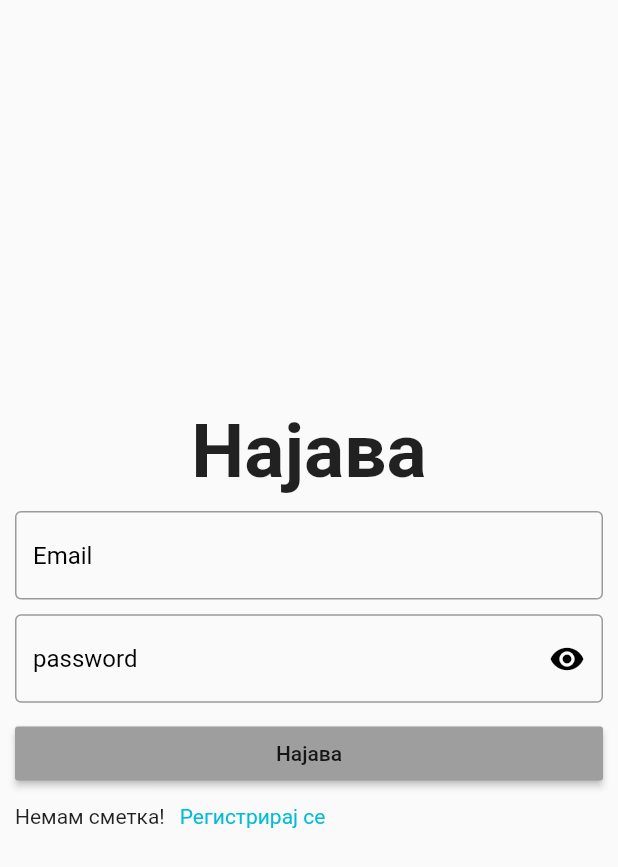
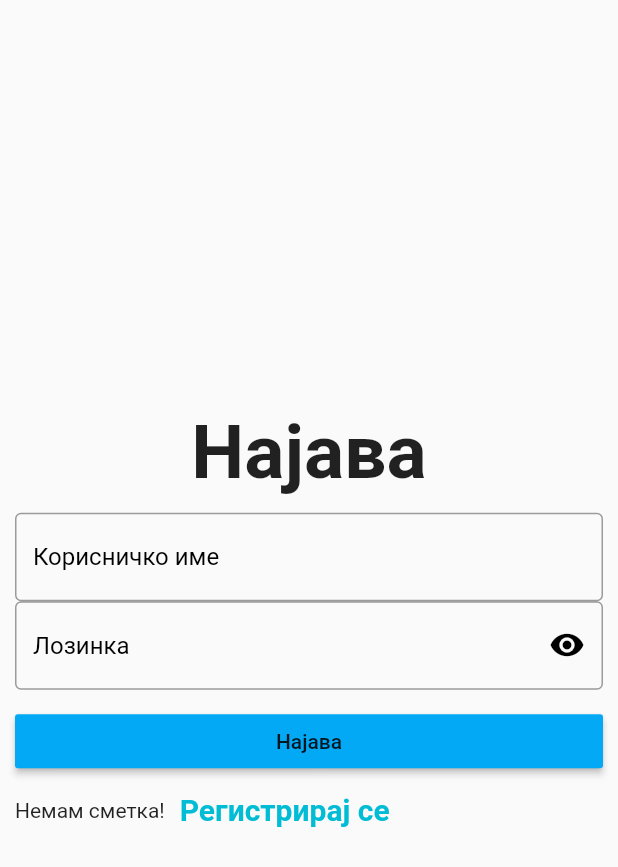
Before and after one commit to manevdusko/MIS-domasni, a Flutter app: the SignUp screen opened directly, after a tap on "Најава", on a phone screen of 412 x 824 dp. Shown: the top 867 px of the screen. Run offline on Flutter 3.47's test engine with Material 2 defaults, Android fonts, the phone set to English and light mode, and no system bars.

Commit message:
add widgets

```diff
--- a/e_commerce/lib/screens/login.dart
+++ b/e_commerce/lib/screens/login.dart
@@ -1,4 +1,8 @@
 import 'package:e_commerce/screens/sign_up.dart';
+import 'package:e_commerce/widgets/button.dart';
+import 'package:e_commerce/widgets/changescreen.dart';
+import 'package:e_commerce/widgets/mytextformfiels.dart';
+import 'package:e_commerce/widgets/passwordfield.dart';
 import 'package:flutter/cupertino.dart';
 import 'package:flutter/material.dart';
 
@@ -25,6 +29,30 @@ void validation() {
 bool obserText = true;
 
 class _LoginState extends State<Login> {
+  Widget _buildAllTextFormFIelds() {
+    return Container(
+      child: Column(
+        mainAxisAlignment: MainAxisAlignment.spaceEvenly,
+        children: [
+          MyTextFormField("Email", (value) {
+            if (value == "")
+              return "Внесете емаил!";
+            else if (!regExp.hasMatch(value!)) {
+              return "Невалидна емаил";
+            }
+            return "";
+          }),
+          PasswordField(true, () {
+            FocusScope.of(context).unfocus();
+            setState(() {
+              obserText = !obserText;
+            });
+          }),
+        ],
+      ),
+    );
+  }
+
   @override
   Widget build(BuildContext context) {
     return Scaffold(
@@ -48,75 +76,12 @@ class _LoginState extends State<Login> {
                         fontWeight: FontWeight.bold,
                       ),
                     ),
-                    TextFormField(
-                      validator: (value) {
-                        if (value == "")
-                          return "Внесете емаил!";
-                        else if (!regExp.hasMatch(value!)) {
-                          return "Невалидна емаил";
-                        }
-                        return "";
-                      },
-                      decoration: InputDecoration(
-                        border: OutlineInputBorder(),
-                        hintText: "Email",
-                        hintStyle: TextStyle(color: Colors.black),
-                      ),
-                    ),
-                    TextFormField(
-                      obscureText: obserText,
-                      validator: (value) {
-                        if (value == "") {
-                          return "Внеси лозинка!";
-                        } else if (value!.length < 8) {
-                          return "Лозинката е кратка";
-                        }
-                        return "";
-                      },
-                      decoration: InputDecoration(
-                        hintText: "password",
-                        border: OutlineInputBorder(),
-                        suffixIcon: GestureDetector(
-                            onTap: () {
-                              FocusScope.of(context).unfocus();
-                              setState(() {
-                                obserText = !obserText;
-                              });
-                            },
-                            child: Icon(
-                              obserText == true
-                                  ? Icons.visibility
-                                  : Icons.visibility_off,
-                              color: Colors.black,
-                            )),
-                        hintStyle: TextStyle(color: Colors.black),
-                      ),
-                    ),
-                    Container(
-                      width: double.infinity,
-                      child: RaisedButton(
-                          color: Colors.grey,
-                          child: Text("Најава"),
-                          onPressed: () {
-                            validation();
-                          }),
-                    ),
-                    Row(
-                      children: [
-                        Text("Немам сметка!"),
-                        SizedBox(
-                          width: 10,
-                        ),
-                        GestureDetector(
-                          child: Text("Регистрирај се",
-                              style: TextStyle(color: Colors.cyan)),
-                          onTap: () {
-                            Navigator.of(context).pushReplacement(
-                                MaterialPageRoute(builder: (ctx) => SignUp()));
-                          },
-                        )
-                      ],
-                    ),
+                    _buildAllTextFormFIelds(),
+                    Button("Најава", validation),
+                    ChangeScreen("Немам сметка!", "Регистрирај се", () {
+                      Navigator.of(context).pushReplacement(
+                          MaterialPageRoute(builder: (ctx) => SignUp()));
+                    }),
                   ],
                 ),
               )
--- a/e_commerce/lib/screens/sign_up.dart
+++ b/e_commerce/lib/screens/sign_up.dart
@@ -1,4 +1,8 @@
 import 'package:e_commerce/screens/login.dart';
+import 'package:e_commerce/widgets/button.dart';
+import 'package:e_commerce/widgets/changescreen.dart';
+import 'package:e_commerce/widgets/mytextformfiels.dart';
+import 'package:e_commerce/widgets/passwordfield.dart';
 import 'package:flutter/cupertino.dart';
 import 'package:flutter/material.dart';
 
@@ -10,7 +14,7 @@ class SignUp extends StatefulWidget {
 }
 
 final GlobalKey<FormState> _formKey = GlobalKey<FormState>();
-
+bool _obscure = true;
 String p =
     r'^(([^<>()[\]\\.,;:\s@\"]+(\.[^<>()[\]\\.,;:\s@\"]+)*)|(\".+\"))@((\[[0-9]{1,3}\.[0-9]{1,3}\.[0-9]{1,3}\.[0-9]{1,3}\])|(([a-zA-Z\-0-9]+\.)+[a-zA-Z]{2,}))$';
 
@@ -26,18 +30,49 @@ class _SignUpState extends State<SignUp> {
     }
   }
 
+  Widget _buildAllTextFormFIelds() {
+    return Container(
+      height: 300,
+      child: Column(
+        mainAxisAlignment: MainAxisAlignment.spaceEvenly,
+        children: [
+          MyTextFormField("Корисничко име", (value) {
+            if (value == "") {
+              return "Внеси корисничко име";
+            }
+            return "";
+          }),
+          MyTextFormField("email", (value) {
+            if (value == "")
+              return "Внесете емаил!";
+            else if (!regExp.hasMatch(value!)) {
+              return "Невалидна емаил";
+            }
+            return "";
+          }),
+          PasswordField(true, () {
+            FocusScope.of(context).unfocus();
+            setState(() {
+              obserText = !obserText;
+            });
+          })
+        ],
+      ),
+    );
+  }
+
   @override
   Widget build(BuildContext context) {
     return Scaffold(
-      resizeToAvoidBottomInset: false,
       body: SafeArea(
         child: Form(
           key: _formKey,
           child: Container(
             child: Column(
+              mainAxisAlignment: MainAxisAlignment.center,
               children: [
                 Container(
-                  height: 220,
+                  height: 150,
                   width: double.infinity,
                   child: Column(
                     mainAxisAlignment: MainAxisAlignment.end,
@@ -50,9 +85,6 @@ class _SignUpState extends State<SignUp> {
                     ],
                   ),
                 ),
-                SizedBox(
-                  height: 20,
-                ),
                 Container(
                   height: 400,
                   margin: EdgeInsets.symmetric(horizontal: 10),
@@ -60,81 +92,13 @@ class _SignUpState extends State<SignUp> {
                   child: Column(
                     mainAxisAlignment: MainAxisAlignment.spaceEvenly,
                     children: [
-                      TextFormField(
-                        validator: (value) {
-                          if (value!.length < 6) {
-                            return "Корисничкото име е кратко";
-                          } else if (value == "") {
-                            return "Внесете корисничко име";
-                          }
-                          return "";
-                        },
-                        decoration: InputDecoration(
-                            hintText: "Корисничко име",
-                            hintStyle: TextStyle(color: Colors.black),
-                            border: OutlineInputBorder()),
-                      ),
-                      TextFormField(
-                        validator: (value) {
-                          if (value == "") {
-                            return "Внеси емаил";
-                          } else if (!regExp.hasMatch(value!)) {
-                            return "Емаил адресата не е валидна";
-                          }
-                          return "";
-                        },
-                        decoration: InputDecoration(
-                            hintText: "E-mail",
-                            hintStyle: TextStyle(color: Colors.black),
-                            border: OutlineInputBorder()),
-                      ),
-                      TextFormField(
-                        obscureText: true,
-                        validator: (value) {
-                          if (value == "") {
-                            return "Внеси лозинка";
-                          } else if (value!.length < 8) {
-                            return "Лозинката е прекратка";
-                          }
-                          return "";
-                        },
-                        decoration: InputDecoration(
-                            hintText: "Лозинка",
-                            hintStyle: TextStyle(color: Colors.black),
-                            border: OutlineInputBorder()),
-                      ),
-                      Container(
-                        height: 45,
-                        width: double.infinity,
-                        child: RaisedButton(
-                            child: Text("Регистрирај"),
-                            color: Colors.blueGrey[400],
-                            onPressed: () {
-                              validate();
-                            }),
-                      ),
-                      Row(
-                        children: [
-                          Text("Имам корисничка сметка!"),
-                          SizedBox(
-                            width: 10,
-                          ),
-                          GestureDetector(
-                              onTap: () {
-                                Navigator.of(context).pushReplacement(
-                                    MaterialPageRoute(
-                                        builder: (ctx) => Login()));
-                              },
-                              child: Text(
-                                "Најава",
-                                style: TextStyle(
-                                  color: Colors.cyan,
-                                  fontSize: 20,
-                                  fontWeight: FontWeight.bold,
-                                ),
-                              ))
-                        ],
-                      ),
+                      //textformfield
+                      _buildAllTextFormFIelds(),
+                      Button("Регистрација", validate),
+                      ChangeScreen("Имам корисничка сметка", "Најава", () {
+                        Navigator.of(context).pushReplacement(
+                            MaterialPageRoute(builder: (ctx) => Login()));
+                      }),
                     ],
                   ),
                 )
--- /dev/null
+++ b/e_commerce/lib/widgets/button.dart
@@ -0,0 +1,15 @@
+import 'package:flutter/cupertino.dart';
+import 'package:flutter/material.dart';
+
+class Button extends StatelessWidget {
+  VoidCallback onPressed;
+  final String name;
+  Button(this.name, this.onPressed);
+  @override
+  Widget build(BuildContext context) {
+    return Container(
+        width: double.infinity,
+        child: RaisedButton(
+            color: Colors.lightBlue, child: Text(name), onPressed: onPressed));
+  }
+}
--- /dev/null
+++ b/e_commerce/lib/widgets/changescreen.dart
@@ -0,0 +1,32 @@
+import 'package:e_commerce/screens/login.dart';
+import 'package:flutter/cupertino.dart';
+import 'package:flutter/material.dart';
+
+class ChangeScreen extends StatelessWidget {
+  VoidCallback _fun;
+  String _text;
+  String _actionText;
+  ChangeScreen(this._text, this._actionText, this._fun);
+
+  @override
+  Widget build(BuildContext context) {
+    return Row(
+      children: [
+        Text(this._text),
+        SizedBox(
+          width: 10,
+        ),
+        GestureDetector(
+            onTap: _fun,
+            child: Text(
+              this._actionText,
+              style: TextStyle(
+                color: Colors.cyan,
+                fontSize: 20,
+                fontWeight: FontWeight.bold,
+              ),
+            ))
+      ],
+    );
+  }
+}
--- /dev/null
+++ b/e_commerce/lib/widgets/mytextformfiels.dart
@@ -0,0 +1,18 @@
+import 'package:flutter/cupertino.dart';
+import 'package:flutter/material.dart';
+
+class MyTextFormField extends StatelessWidget {
+  String _name;
+  String? Function(String?) _fun;
+  MyTextFormField(this._name, this._fun);
+  @override
+  Widget build(BuildContext context) {
+    return TextFormField(
+      validator: _fun,
+      decoration: InputDecoration(
+          hintText: "Корисничко име",
+          hintStyle: TextStyle(color: Colors.black),
+          border: OutlineInputBorder()),
+    );
+  }
+}
--- /dev/null
+++ b/e_commerce/lib/widgets/passwordfield.dart
@@ -0,0 +1,34 @@
+import 'package:flutter/cupertino.dart';
+import 'package:flutter/material.dart';
+
+class PasswordField extends StatelessWidget {
+  bool _obscure;
+  VoidCallback _onTap;
+  PasswordField(this._obscure, this._onTap);
+  @override
+  Widget build(BuildContext context) {
+    return TextFormField(
+      obscureText: _obscure,
+      validator: (value) {
+        if (value == "") {
+          return "Внеси лозинка";
+        } else if (value!.length < 8) {
+          return "Лозинката треба да е подолга од 8 карактери";
+        }
+        return "";
+      },
+      decoration: InputDecoration(
+        hintText: "Лозинка",
+        hintStyle: TextStyle(color: Colors.black),
+        border: OutlineInputBorder(),
+        suffixIcon: GestureDetector(
+          onTap: _onTap,
+          child: Icon(
+            _obscure == true ? Icons.visibility : Icons.visibility_off,
+            color: Colors.black,
+          ),
+        ),
+      ),
+    );
+  }
+}
```
